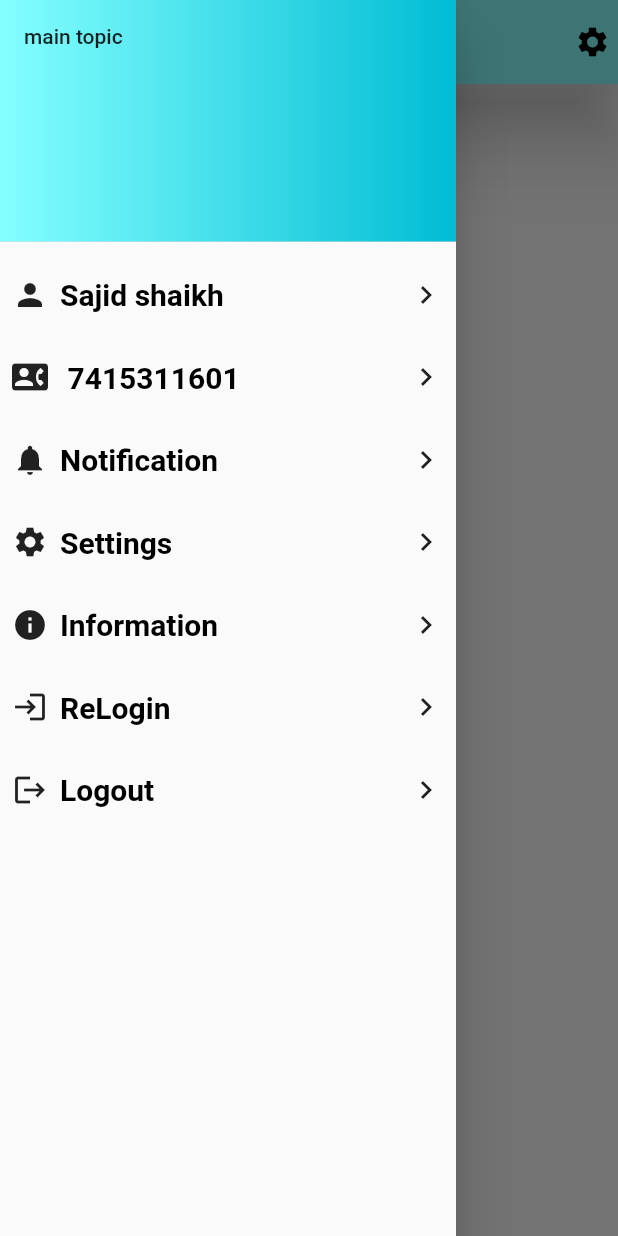
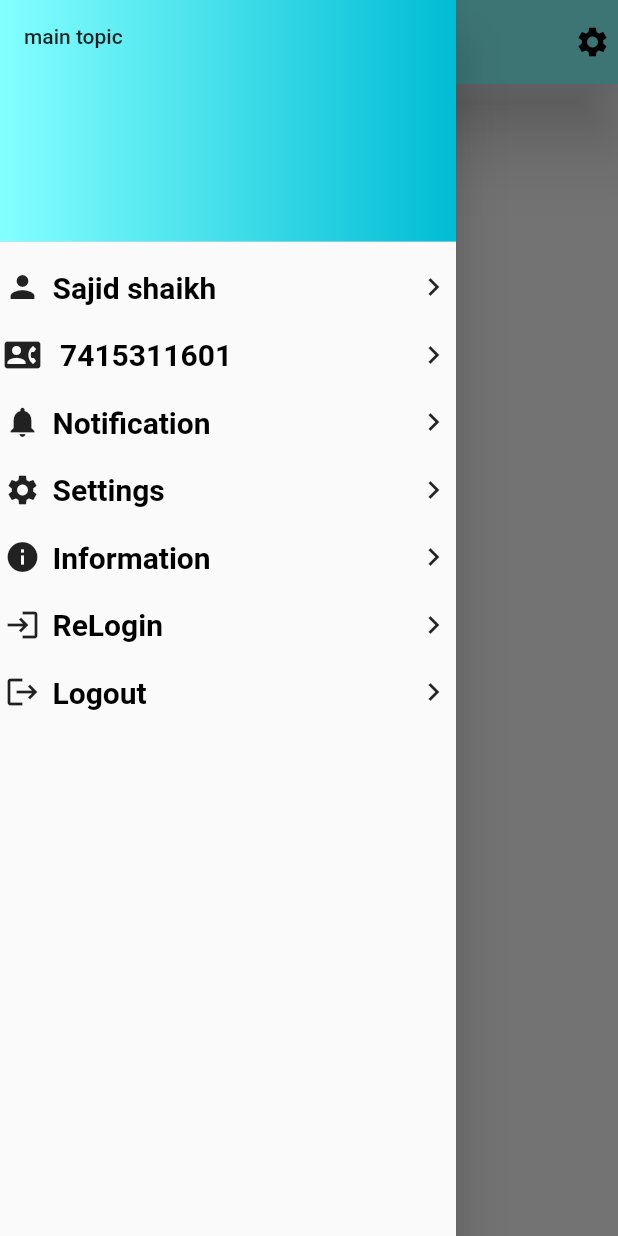
Before and after one commit to sajidshaikh20/appbar_tabbar, a Flutter app: the screen it shows after launch, with the side drawer open, on a phone screen of 412 x 824 dp. Run offline on Flutter 3.47's test engine with Material 2 defaults, Android fonts, the phone set to English and light mode, and no system bars.

Commit message:
final update

```diff
--- a/lib/drawer.dart
+++ b/lib/drawer.dart
@@ -1,13 +1,41 @@
-import 'package:flutter/cupertino.dart';
 import 'package:flutter/material.dart';
 
-class Drawer extends StatelessWidget {
-  const Drawer({
-    Key? key,
-  }) : super(key: key);
+class contonlist_tile extends StatelessWidget {
+  // const contonlist_tile({Key? key}) : super(key: key);
+  IconData icon;
+  String text;
+  dynamic onTap;
+  contonlist_tile(this.icon, this.text, this.onTap);
 
   @override
   Widget build(BuildContext context) {
-    return Drawer();
+    return Padding(
+      padding: const EdgeInsets.all(3.0),
+      child: InkWell(
+        splashColor: Colors.cyanAccent.shade100,
+        onTap: onTap,
+        child: Container(
+          child: Row(
+            mainAxisAlignment: MainAxisAlignment.spaceBetween,
+            children: [
+              Row(
+                children: [
+                  Icon(icon),
+                  Padding(
+                    padding: const EdgeInsets.all(8.0),
+                    child: Text(text,
+                        style: TextStyle(
+                            fontSize: 20,
+                            color: Colors.black,
+                            fontWeight: FontWeight.bold)),
+                  ),
+                ],
+              ),
+              Icon(Icons.keyboard_arrow_right),
+            ],
+          ),
+        ),
+      ),
+    );
   }
 }
--- a/lib/second.dart
+++ b/lib/second.dart
@@ -1,3 +1,4 @@
+import 'package:appbar_tabbar/drawer.dart';
 import 'package:flutter/cupertino.dart';
 import 'package:flutter/material.dart';
 
@@ -77,43 +78,3 @@ class _HomepageState extends State<Homepage> {
     );
   }
 }
-
-class contonlist_tile extends StatelessWidget {
-  // const contonlist_tile({Key? key}) : super(key: key);
-  IconData icon;
-  String text;
-  dynamic onTap;
-  contonlist_tile(this.icon, this.text, this.onTap);
-
-  @override
-  Widget build(BuildContext context) {
-    return Padding(
-      padding: const EdgeInsets.all(8.0),
-      child: InkWell(
-        splashColor: Colors.cyanAccent.shade100,
-        onTap: onTap,
-        child: Container(
-          child: Row(
-            mainAxisAlignment: MainAxisAlignment.spaceBetween,
-            children: [
-              Row(
-                children: [
-                  Icon(icon),
-                  Padding(
-                    padding: const EdgeInsets.all(8.0),
-                    child: Text(text,
-                        style: TextStyle(
-                            fontSize: 20,
-                            color: Colors.black,
-                            fontWeight: FontWeight.bold)),
-                  ),
-                ],
-              ),
-              Icon(Icons.keyboard_arrow_right),
-            ],
-          ),
-        ),
-      ),
-    );
-  }
-}
```
